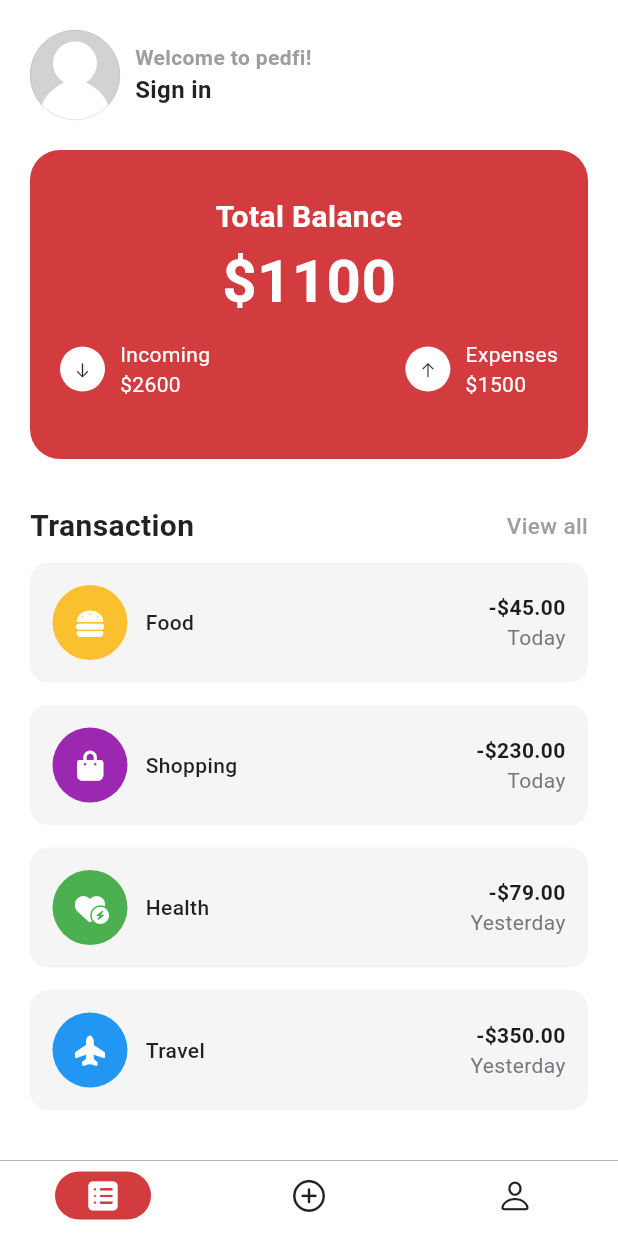
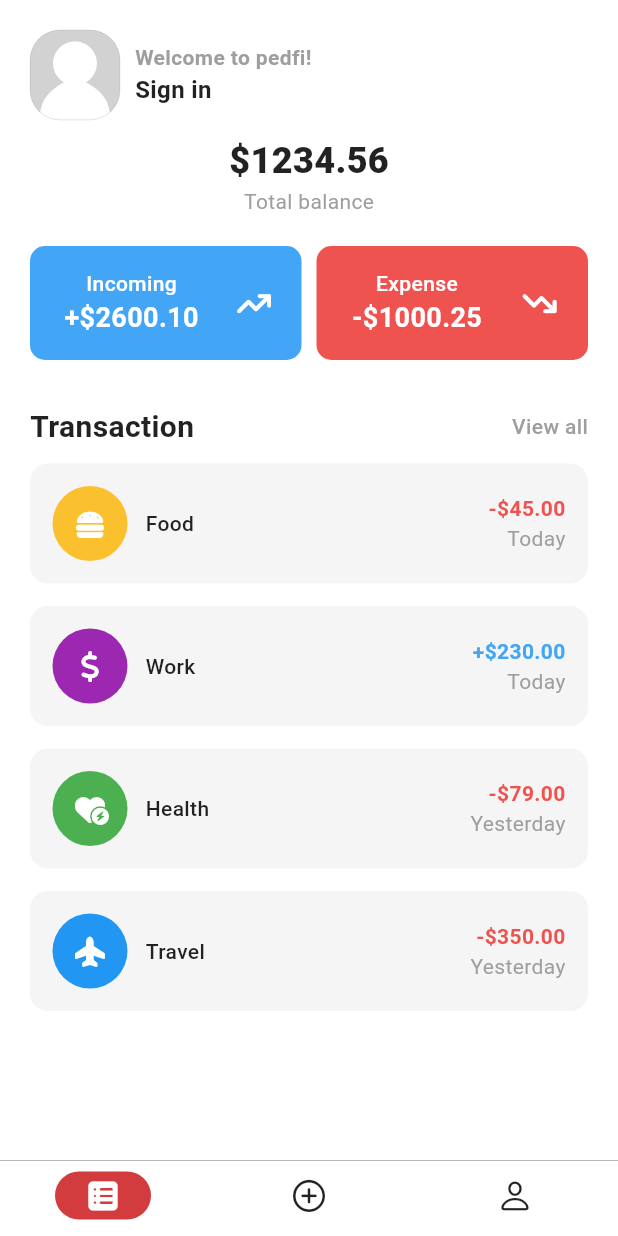
Before and after one commit to hieunmh/PEDFI, a Flutter app: the screen it shows after launch, on a phone screen of 412 x 824 dp. Run offline on Flutter 3.47's test engine with Material 3 defaults, Android fonts, the phone set to English and light mode, and no system bars; our stand-ins replace flutter_dotenv, flutter_iconly, font_awesome_flutter, get, loading_animation_widget, shared_preferences and 1 more; accounts and stored records are empty.

Commit message:
change: home ui

```diff
--- a/lib/pages/application/home/home_view.dart
+++ b/lib/pages/application/home/home_view.dart
@@ -18,14 +18,11 @@ class HomePage extends GetView<HomeController>  {
     final Color color = themeState.getDarkTheme ?
     AppColor.textDarkThemeColor : AppColor.textLightThemeColor;
 
-    final Color bgcolor = themeState.getDarkTheme ?
-    AppColor.bgDarkThemeColor : AppColor.bgLightThemeColor;
+    // final Color bgcolor = themeState.getDarkTheme ?
+    // AppColor.bgDarkThemeColor : AppColor.bgLightThemeColor;
 
-    return Scaffold(
-      appBar: AppBar(
-        toolbarHeight: 0,
-        backgroundColor: bgcolor,
-      ),
+    return SafeArea(
+      child: Scaffold(
         body: SingleChildScrollView(
           child: Padding(
             padding: const EdgeInsets.all(20),
@@ -37,12 +34,13 @@ class HomePage extends GetView<HomeController>  {
                       width: 60,
                       height: 60,
                       decoration: BoxDecoration(
-                      shape: BoxShape.circle,
+                        shape: BoxShape.rectangle,
                         image: const DecorationImage(
                           image: AssetImage('assets/images/placeholder.jpg'),
                           fit: BoxFit.cover,
                         ),
-                      border: Border.all(color: Colors.grey, width: 0.2)
+                        border: Border.all(color: Colors.grey, width: 0.2),
+                        borderRadius: BorderRadius.circular(20)
                       ),
                     ),
 
@@ -74,7 +72,7 @@ class HomePage extends GetView<HomeController>  {
                     ),
                   ],
                 ),
-              const SizedBox(height: 20),
+                const SizedBox(height: 10),
 
                 const TotalBalance(),
 
@@ -85,6 +83,7 @@ class HomePage extends GetView<HomeController>  {
             ),
           ),
         )
+      ),
     );
   }
 
--- a/lib/pages/application/home/total_balance.dart
+++ b/lib/pages/application/home/total_balance.dart
@@ -1,8 +1,10 @@
-import 'package:flutter/cupertino.dart';
 import 'package:flutter/material.dart';
+import 'package:font_awesome_flutter/font_awesome_flutter.dart';
 import 'package:get/get.dart';
 import 'package:pedfi/consts/app_color.dart';
 import 'package:pedfi/pages/application/home/home_controller.dart';
+import 'package:pedfi/provider/dark_theme_provider.dart';
+import 'package:provider/provider.dart';
 
 class TotalBalance extends GetView<HomeController> {
   const TotalBalance({super.key});
@@ -10,118 +12,125 @@ class TotalBalance extends GetView<HomeController> {
   @override
   Widget build(BuildContext context) {
 
+    final themeState = Provider.of<DarkThemeProvider>(context);
+
+    final Color color = themeState.getDarkTheme ?
+    AppColor.textDarkThemeColor : AppColor.textLightThemeColor;
+
+    // final Color bgcolor = themeState.getDarkTheme ?
+    // AppColor.bgDarkThemeColor : AppColor.bgLightThemeColor;
 
     return Container(
       width: double.infinity,
-      height: MediaQuery.of(context).size.width / 2,
       decoration: BoxDecoration(
-        color: AppColor.commonColor,
-        borderRadius: BorderRadius.circular(20),
+        borderRadius: BorderRadius.circular(0),
       ),
       child: Column(
-        mainAxisAlignment: MainAxisAlignment.center,
         children: [
-          const Text(
-            'Total Balance',
+          Center(
+            child: Column(
+              children: [
+                Text(
+                  '\$1234.56',
                   style: TextStyle(
-              color: Colors.white,
-              fontSize: 20,
-              fontWeight: FontWeight.w600
+                    color: color,
+                    fontSize: 24,
+                    fontWeight: FontWeight.w800
+                  )
+                ),
+                Text(
+                  'Total balance',
+                  style: TextStyle(
+                    color: Colors.grey.shade500,
+                    fontSize: 14,
+                  )
+                )
+              ],
             ),
           ),
 
-          const Text(
-            '\$1100',
+          const SizedBox(height: 20),
+
+          Row(
+            mainAxisAlignment: MainAxisAlignment.spaceBetween,
+            children: [
+              Expanded(
+                child: Container(
+                  decoration: BoxDecoration(
+                    color: themeState.getDarkTheme ?
+                    Colors.blue.shade800 : Colors.blue.shade400,
+                    borderRadius: BorderRadius.circular(10)
+                  ),
+                  padding: const EdgeInsets.symmetric(horizontal: 10, vertical: 15),
+                  child: const Row(
+                    mainAxisAlignment: MainAxisAlignment.spaceAround,
+                    children: [
+                        Column(
+                          children: [
+                            Text(
+                              'Incoming',
                               style: TextStyle(
                                 color: Colors.white,
-              fontSize: 40,
-              fontWeight: FontWeight.bold
+                                fontWeight: FontWeight.w500
                               ),
                             ),
-
-          Padding(
-            padding: const EdgeInsets.symmetric(vertical: 10, horizontal: 20),
-            child: Row(
-              mainAxisAlignment: MainAxisAlignment.spaceBetween,
-              children: [
-                Row(
-                  children: [
-                    Container(
-                      width: 30,
-                      height: 30,
-                      decoration: const BoxDecoration(
+                            Text(
+                              '+\$2600.10',
+                              style: TextStyle(
                                 color: Colors.white,
-                        shape: BoxShape.circle,
+                                fontSize: 18,
+                                fontWeight: FontWeight.w700
                               ),
-                      child: const Center(
-                        child: Icon(CupertinoIcons.arrow_down, size: 12),
+                            )
+                          ],
+                        ),
+                      Icon(FontAwesomeIcons.arrowTrendUp, color: Colors.white, size: 20)
+                    ],
+                  ),
                 ),
               ),
 
               const SizedBox(width: 10),
 
-                    const Column(
-                      crossAxisAlignment: CrossAxisAlignment.start,
+              Expanded(
+                child: Container(
+                  decoration: BoxDecoration(
+                    color: themeState.getDarkTheme ?
+                    Colors.red.shade800 : Colors.red.shade400,
+                    borderRadius: BorderRadius.circular(10)
+                  ),
+                  padding: const EdgeInsets.symmetric(horizontal: 10, vertical: 15),
+                  child: const Row(
+                    mainAxisAlignment: MainAxisAlignment.spaceAround,
+                    children: [
+                      Column(
                         children: [
                           Text(
-                          'Incoming',
+                            'Expense',
                             style: TextStyle(
-                            color: Colors.white
+                              color: Colors.white,
+                              fontWeight: FontWeight.w500
                             ),
                           ),
-
                           Text(
-                          '\$2600',
+                            '-\$1000.25',
                             style: TextStyle(
-                            color: Colors.white
+                              color: Colors.white,
+                              fontSize: 18,
+                              fontWeight: FontWeight.w700
+                            ),
+                          )
+                        ],
+                      ),
+                      Icon(FontAwesomeIcons.arrowTrendDown, color: Colors.white, size: 20)
+                    ],
+                  ),
                 ),
               ),
             ],
           )
         ],
       ),
-
-                Row(
-                  children: [
-                    Container(
-                      width: 30,
-                      height: 30,
-                      decoration: const BoxDecoration(
-                        color: Colors.white,
-                        shape: BoxShape.circle
-                      ),
-                      child: const Center(
-                        child: Icon(CupertinoIcons.arrow_up, size: 12),
-                      ),
-                    ),
-
-                    const SizedBox(width: 10),
-
-                    const Column(
-                      crossAxisAlignment: CrossAxisAlignment.start,
-                      children: [
-                        Text(
-                          'Expenses',
-                          style: TextStyle(
-                            color: Colors.white
-                          ),
-                        ),
-
-                        Text(
-                          '\$1500',
-                          style: TextStyle(
-                            color: Colors.white
-                          ),
-                        ),
-                      ],
-                    )
-                  ],
-                )
-              ],
-            ),
-          )
-        ],
-      ),
     );
   }
 }
--- a/lib/pages/application/home/transaction.dart
+++ b/lib/pages/application/home/transaction.dart
@@ -18,36 +18,43 @@ class Transaction extends GetView<HomeController> {
 
     final bgColor = themeState.getDarkTheme ? Colors.grey.shade900 : Colors.grey.shade100;
 
+    final incomeColor = themeState.getDarkTheme ? Colors.blue.shade800 : Colors.blue.shade400;
+
+    final expenseColor = themeState.getDarkTheme ? Colors.red.shade800 : Colors.red.shade400;
 
 
     final List<Map<String, dynamic>> transactionsData = [
     {
       'icon': FontAwesomeIcons.burger,
-      'color': Colors.yellow[700],
+      'iconcolor': Colors.yellow[700],
       'name': 'Food',
       'totalAmount': '-\$45.00',
       'date': 'Today',
+      'color': expenseColor
     },
     {
-      'icon': FontAwesomeIcons.bagShopping,
-      'color': Colors.purple,
-      'name': 'Shopping',
-      'totalAmount': '-\$230.00',
+      'icon': FontAwesomeIcons.dollarSign,
+      'iconcolor': Colors.purple,
+      'name': 'Work',
+      'totalAmount': '+\$230.00',
       'date': 'Today',
+      'color': incomeColor
     },
     {
       'icon':FontAwesomeIcons.heartCircleBolt,
-      'color': Colors.green,
+      'iconcolor': Colors.green,
       'name': 'Health',
       'totalAmount': '-\$79.00',
       'date': 'Yesterday',
+      'color': expenseColor
     },
     {
       'icon': FontAwesomeIcons.planeUp,
-      'color': Colors.blue,
+      'iconcolor': Colors.blue,
       'name': 'Travel',
       'totalAmount': '-\$350.00',
       'date': 'Yesterday',
+      'color': expenseColor
     }
   ];
 
@@ -71,7 +78,7 @@ class Transaction extends GetView<HomeController> {
               style: TextStyle(
                 color: Colors.grey,
                 fontWeight: FontWeight.w500,
-                fontSize: 15
+                fontSize: 14
               ),
             )
           ],
@@ -100,7 +107,7 @@ class Transaction extends GetView<HomeController> {
                             width: 50,
                             height: 50,
                             decoration: BoxDecoration(
-                              color: transactionsData[index]['color'],
+                              color: transactionsData[index]['iconcolor'],
                               shape: BoxShape.circle
                             ),
                           ),
@@ -132,7 +139,7 @@ class Transaction extends GetView<HomeController> {
                         transactionsData[index]['totalAmount'],
                         style: TextStyle(
                           fontSize: 14,
-                          color: Theme.of(context).colorScheme.onBackground,
+                          color: transactionsData[index]['color'],
                           fontWeight: FontWeight.w700
                         ),
                       ),
@@ -140,7 +147,7 @@ class Transaction extends GetView<HomeController> {
                         transactionsData[index]['date'],
                         style: TextStyle(
                           fontSize: 14,
-                          color: Theme.of(context).colorScheme.outline,
+                          color: Colors.grey.shade500,
                           fontWeight: FontWeight.w400
                         ),
                       ),
```
Lines whose indentation alone changed are shown as unchanged.
